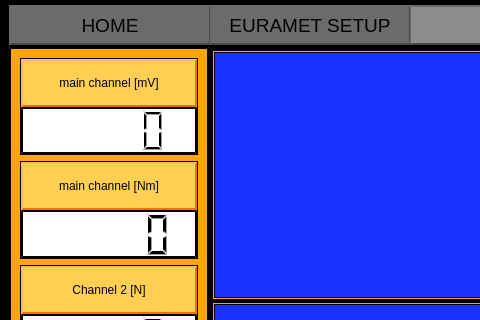
Before: the Qt Designer form Qt Creator/Mainwindow_grafico.ui in Mixer97/tesi_triennale, drawn with Qt 5; both pictures show x 0 to 480 and y 0 to 320 of the 1120 by 664 pixel window.
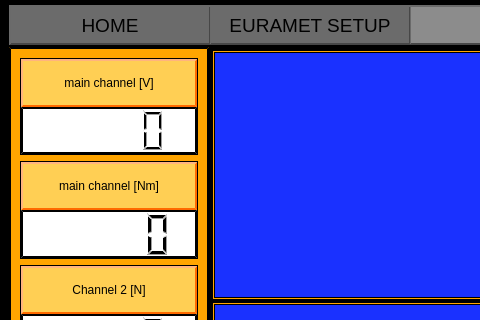
After: the same form once the commit is applied. Custom widgets are drawn as their Qt base class.

```diff
--- a/Qt Creator/Mainwindow_grafico.ui
+++ b/Qt Creator/Mainwindow_grafico.ui
@@ -128,7 +128,7 @@
 </string>
                </property>
                <property name="text">
-                <string>main channel [mV]</string>
+                <string>main channel [V]</string>
                </property>
                <property name="alignment">
                 <set>Qt::AlignCenter</set>
```
